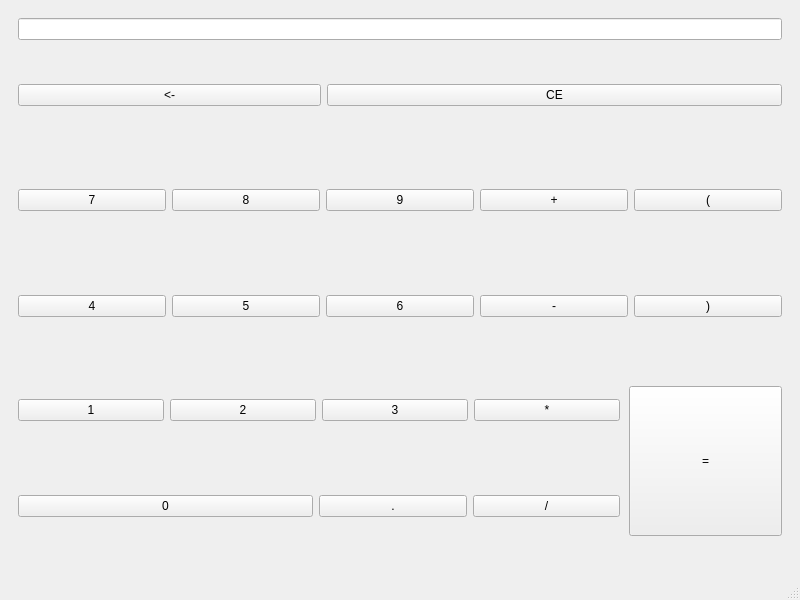
First picture: the form in calculator/calculatorwindow.ui, repository WA-automat/calculator, before the edit.
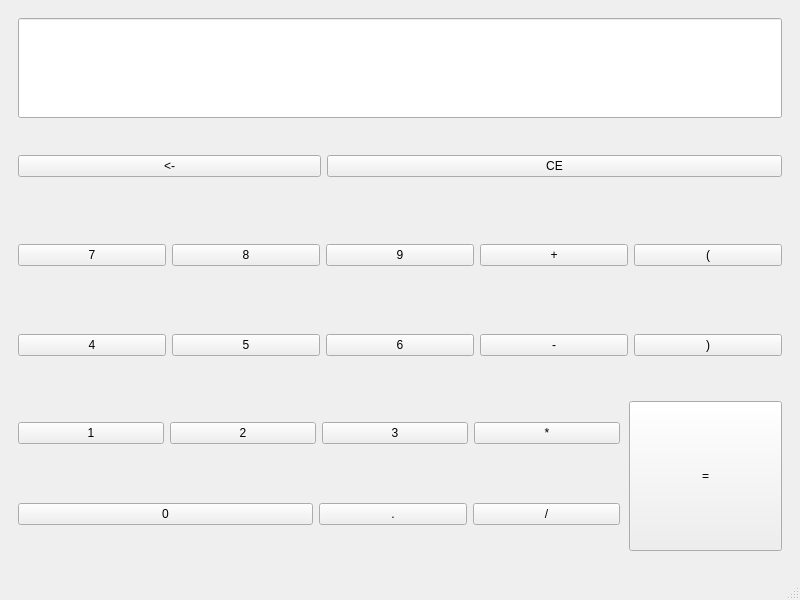
Second picture: the form after the edit.

Diff of the .ui file:
```diff
--- a/calculator/calculatorwindow.ui
+++ b/calculator/calculatorwindow.ui
@@ -26,6 +26,12 @@
            <verstretch>0</verstretch>
           </sizepolicy>
          </property>
+         <property name="minimumSize">
+          <size>
+           <width>0</width>
+           <height>100</height>
+          </size>
+         </property>
          <property name="layoutDirection">
           <enum>Qt::LeftToRight</enum>
          </property>
@@ -204,7 +210,7 @@
           </property>
           <item>
            <widget class="QWidget" name="widget_down_left" native="true">
-            <layout class="QGridLayout" name="gridLayout_7" columnstretch="4,0">
+            <layout class="QGridLayout" name="gridLayout_7" columnstretch="4">
              <property name="leftMargin">
               <number>0</number>
              </property>
```
